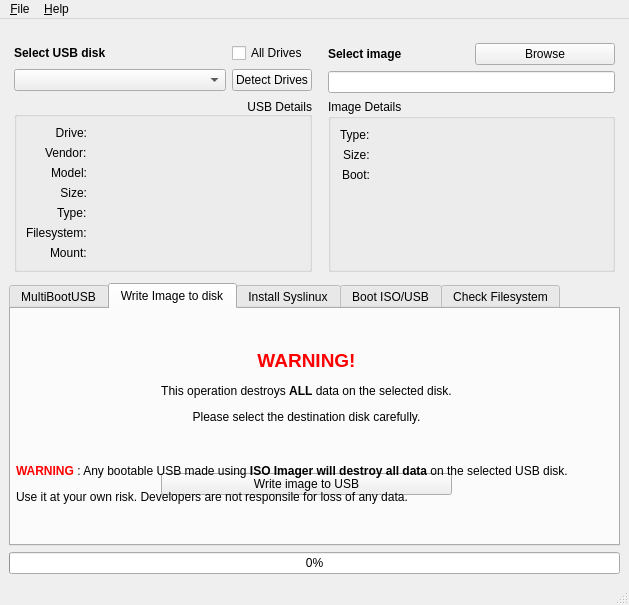
Before: the Qt Designer form scripts/gui/multibootusb.ui in mbusb/multibootusb, drawn with Qt 5.
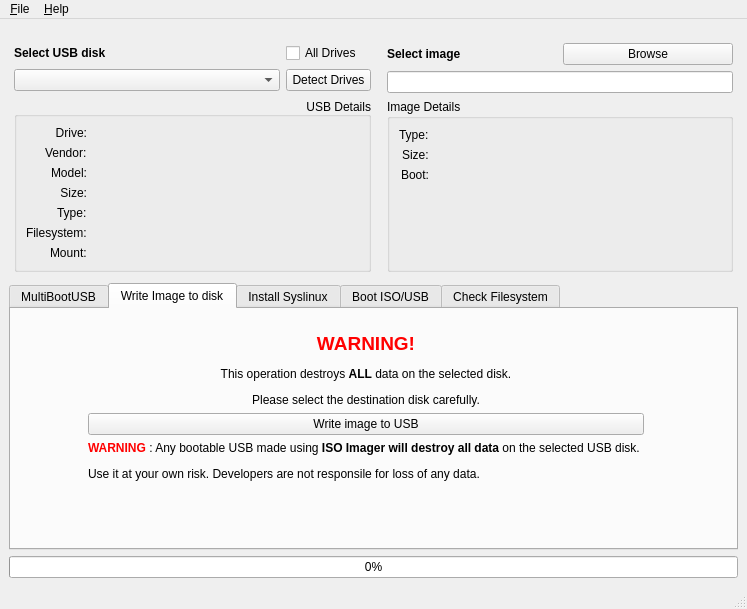
After: the same form once the commit is applied. Icons and pictures are not drawn.

```diff
--- a/scripts/gui/multibootusb.ui
+++ b/scripts/gui/multibootusb.ui
@@ -6,8 +6,8 @@
    <rect>
     <x>0</x>
     <y>0</y>
-    <width>629</width>
-    <height>605</height>
+    <width>747</width>
+    <height>609</height>
    </rect>
   </property>
   <property name="sizePolicy">
@@ -23,16 +23,7 @@
    <layout class="QVBoxLayout" name="verticalLayout_7">
     <item>
      <layout class="QVBoxLayout" name="verticalLayout_5">
-      <property name="leftMargin">
-       <number>5</number>
-      </property>
-      <property name="topMargin">
-       <number>5</number>
-      </property>
-      <property name="rightMargin">
-       <number>5</number>
-      </property>
-      <property name="bottomMargin">
+      <property name="margin">
        <number>5</number>
       </property>
       <item>
@@ -318,30 +309,12 @@
         <string>MultiBootUSB</string>
        </attribute>
        <layout class="QHBoxLayout" name="horizontalLayout_2">
-        <property name="leftMargin">
-         <number>0</number>
-        </property>
-        <property name="topMargin">
-         <number>0</number>
-        </property>
-        <property name="rightMargin">
-         <number>0</number>
-        </property>
-        <property name="bottomMargin">
+        <property name="margin">
          <number>0</number>
         </property>
         <item>
          <layout class="QGridLayout" name="gridLayout">
-          <property name="leftMargin">
-           <number>5</number>
-          </property>
-          <property name="topMargin">
-           <number>5</number>
-          </property>
-          <property name="rightMargin">
-           <number>5</number>
-          </property>
-          <property name="bottomMargin">
+          <property name="margin">
            <number>5</number>
           </property>
           <item row="0" column="3">
@@ -457,71 +430,57 @@
         <string>Write Image to disk</string>
        </attribute>
        <layout class="QHBoxLayout" name="horizontalLayout_7">
-        <property name="leftMargin">
-         <number>0</number>
-        </property>
-        <property name="topMargin">
-         <number>0</number>
-        </property>
-        <property name="rightMargin">
-         <number>0</number>
-        </property>
-        <property name="bottomMargin">
+        <property name="margin">
          <number>0</number>
         </property>
         <item>
          <layout class="QGridLayout" name="gridLayout_9">
-          <property name="leftMargin">
+          <property name="margin">
            <number>5</number>
           </property>
-          <property name="topMargin">
-           <number>5</number>
-          </property>
-          <property name="rightMargin">
-           <number>5</number>
-          </property>
-          <property name="bottomMargin">
-           <number>5</number>
-          </property>
-          <item row="3" column="2">
-           <spacer name="horizontalSpacer_7">
-            <property name="orientation">
-             <enum>Qt::Horizontal</enum>
-            </property>
-            <property name="sizeHint" stdset="0">
-             <size>
-              <width>40</width>
-              <height>20</height>
-             </size>
-            </property>
-           </spacer>
-          </item>
-          <item row="3" column="1">
+          <item row="2" column="1">
            <widget class="QPushButton" name="button_write_image_to_disk">
             <property name="text">
              <string>Write image to USB</string>
             </property>
            </widget>
           </item>
-          <item row="3" column="3" colspan="2">
+          <item row="4" column="1">
+           <spacer name="verticalSpacer_4">
+            <property name="orientation">
+             <enum>Qt::Vertical</enum>
+            </property>
+            <property name="sizeHint" stdset="0">
+             <size>
+              <width>20</width>
+              <height>40</height>
+             </size>
+            </property>
+           </spacer>
+          </item>
+          <item row="5" column="2">
+           <spacer name="horizontalSpacer_7">
+            <property name="orientation">
+             <enum>Qt::Horizontal</enum>
+            </property>
+            <property name="sizeHint" stdset="0">
+             <size>
+              <width>40</width>
+              <height>20</height>
+             </size>
+            </property>
+           </spacer>
+          </item>
+          <item row="5" column="3" colspan="2">
            <widget class="QWidget" name="widget_7" native="true">
             <layout class="QVBoxLayout" name="verticalLayout_6">
-             <property name="leftMargin">
-              <number>5</number>
-             </property>
-             <property name="topMargin">
-              <number>5</number>
-             </property>
-             <property name="rightMargin">
-              <number>5</number>
-             </property>
-             <property name="bottomMargin">
+             <property name="margin">
               <number>5</number>
              </property>
             </layout>
            </widget>
           </item>
-          <item row="3" column="0">
+          <item row="5" column="0">
            <spacer name="horizontalSpacer_5">
             <property name="orientation">
              <enum>Qt::Horizontal</enum>
@@ -534,7 +493,7 @@
             </property>
            </spacer>
           </item>
-          <item row="4" column="1">
+          <item row="6" column="1">
            <spacer name="verticalSpacer_3">
             <property name="orientation">
              <enum>Qt::Vertical</enum>
@@ -567,20 +526,7 @@
             </property>
            </spacer>
           </item>
-          <item row="2" column="1">
-           <spacer name="verticalSpacer_4">
-            <property name="orientation">
-             <enum>Qt::Vertical</enum>
-            </property>
-            <property name="sizeHint" stdset="0">
-             <size>
-              <width>20</width>
-              <height>40</height>
-             </size>
-            </property>
-           </spacer>
-          </item>
-          <item row="3" column="0" colspan="3">
+          <item row="3" column="1">
            <widget class="QLabel" name="label_waning">
             <property name="text">
              <string>&lt;html&gt;&lt;head/&gt;&lt;body&gt;&lt;p align=&quot;justify&quot;&gt;&lt;span style=&quot; font-weight:600; color:#ff0000;&quot;&gt;WARNING&lt;/span&gt; : Any bootable USB made using&lt;span style=&quot; font-weight:600;&quot;&gt; ISO Imager will destroy all data &lt;/span&gt;on the selected USB disk. &lt;/p&gt;&lt;p align=&quot;justify&quot;&gt;Use it at your own risk. Developers are not responsile for loss of any data.&lt;/p&gt;&lt;/body&gt;&lt;/html&gt;</string>
@@ -1014,7 +960,7 @@
     <rect>
      <x>0</x>
      <y>0</y>
-     <width>629</width>
+     <width>747</width>
      <height>21</height>
     </rect>
    </property>
```
